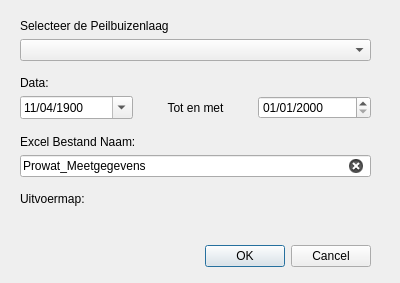
KRS-dev/PRW_Data_Opvrager, file PRW_dialog_base.ui: the form before one commit.
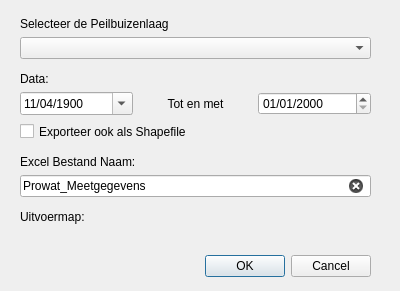
The form after the commit. Custom widgets are drawn as their Qt base class.

Commit message: shapefile export 2

Diff of the .ui file:
```diff
--- a/PRW_dialog_base.ui
+++ b/PRW_dialog_base.ui
@@ -7,7 +7,7 @@
     <x>0</x>
     <y>0</y>
     <width>400</width>
-    <height>283</height>
+    <height>291</height>
    </rect>
   </property>
   <property name="windowTitle">
@@ -17,7 +17,7 @@
    <property name="geometry">
     <rect>
      <x>30</x>
-     <y>240</y>
+     <y>250</y>
      <width>341</width>
      <height>32</height>
     </rect>
@@ -35,7 +35,7 @@
      <x>20</x>
      <y>10</y>
      <width>351</width>
-     <height>225</height>
+     <height>241</height>
     </rect>
    </property>
    <layout class="QVBoxLayout" name="verticalLayout">
@@ -119,6 +119,19 @@
       </item>
      </layout>
     </item>
+    <item>
+     <widget class="QCheckBox" name="exportShapefile">
+      <property name="sizePolicy">
+       <sizepolicy hsizetype="Minimum" vsizetype="Minimum">
+        <horstretch>0</horstretch>
+        <verstretch>0</verstretch>
+       </sizepolicy>
+      </property>
+      <property name="text">
+       <string>Exporteer ook als Shapefile</string>
+      </property>
+     </widget>
+    </item>
     <item>
      <widget class="QLabel" name="label_5">
       <property name="text">
```
The commit also changes 1 other file.
